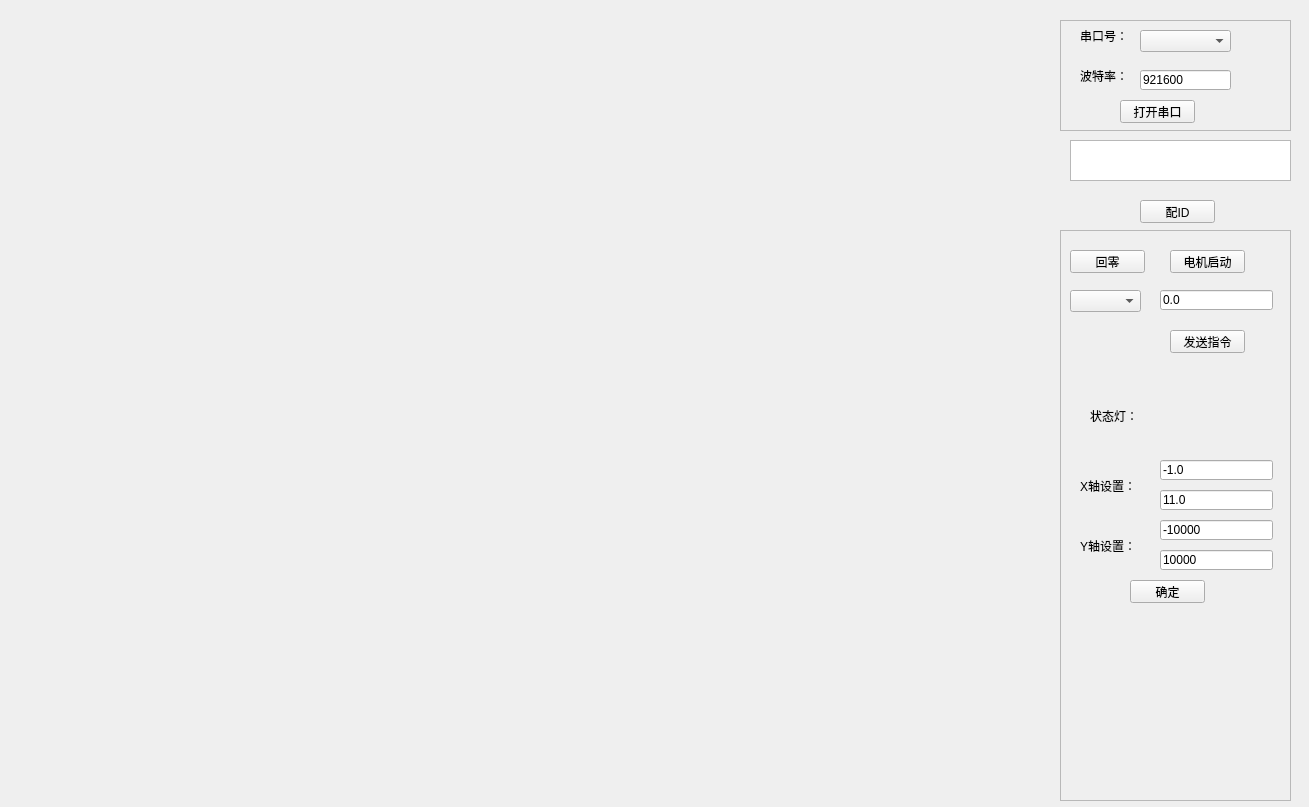
This is SerialPort/widget.ui in suang21century/QT_UartDriver as Qt 5 draws it before an edit. The edited form follows.
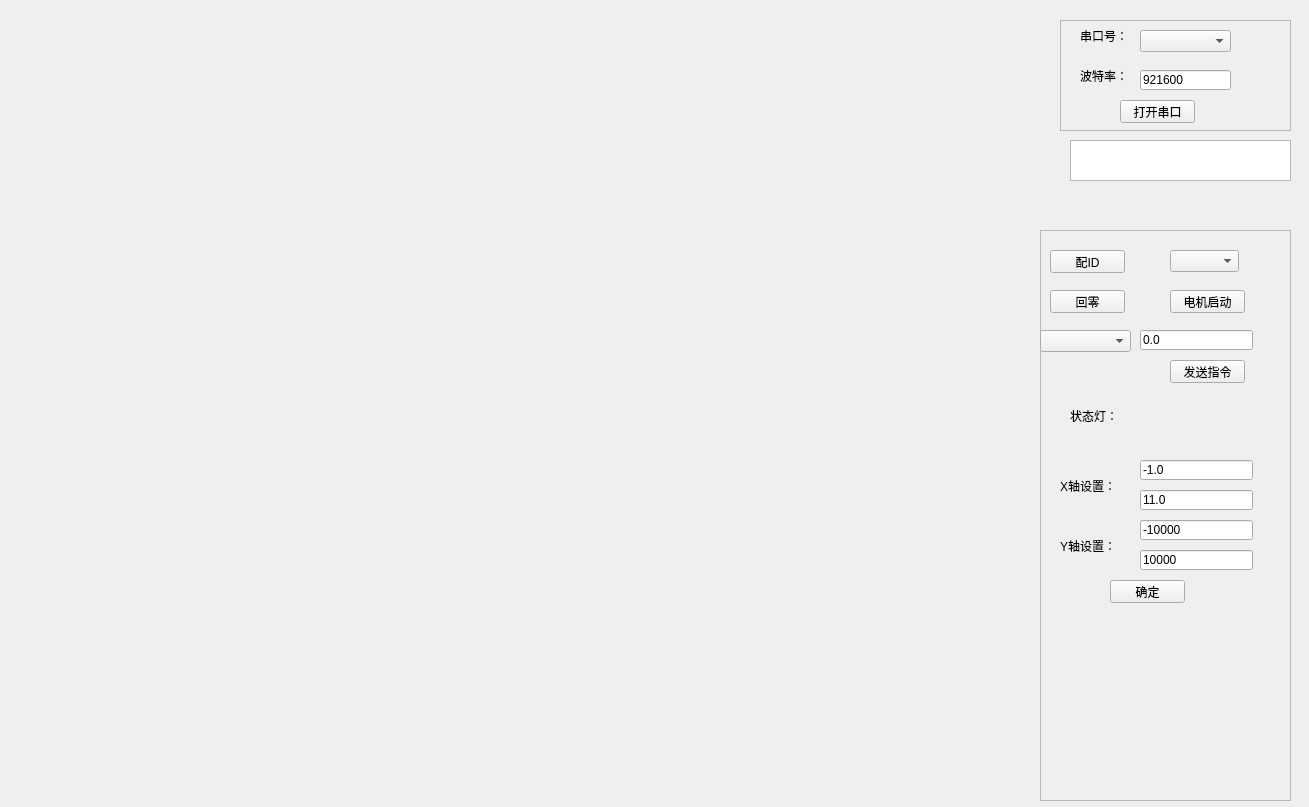
This is the edited form.

```diff
--- a/SerialPort/widget.ui
+++ b/SerialPort/widget.ui
@@ -104,9 +104,9 @@
   <widget class="QFrame" name="frame_2">
    <property name="geometry">
     <rect>
-     <x>1060</x>
+     <x>1040</x>
      <y>230</y>
-     <width>231</width>
+     <width>251</width>
      <height>571</height>
     </rect>
    </property>
@@ -120,7 +120,7 @@
     <property name="geometry">
      <rect>
       <x>10</x>
-      <y>20</y>
+      <y>60</y>
       <width>75</width>
       <height>23</height>
      </rect>
@@ -132,8 +132,8 @@
    <widget class="QPushButton" name="pushButton_on">
     <property name="geometry">
      <rect>
-      <x>110</x>
-      <y>20</y>
+      <x>130</x>
+      <y>60</y>
       <width>75</width>
       <height>23</height>
      </rect>
@@ -146,7 +146,7 @@
     <property name="geometry">
      <rect>
       <x>100</x>
-      <y>60</y>
+      <y>100</y>
       <width>113</width>
       <height>20</height>
      </rect>
@@ -158,8 +158,8 @@
    <widget class="QPushButton" name="pushButton_send">
     <property name="geometry">
      <rect>
-      <x>110</x>
-      <y>100</y>
+      <x>130</x>
+      <y>130</y>
       <width>75</width>
       <height>23</height>
      </rect>
@@ -171,9 +171,9 @@
    <widget class="QComboBox" name="comboBox_type">
     <property name="geometry">
      <rect>
-      <x>10</x>
-      <y>60</y>
-      <width>71</width>
+      <x>0</x>
+      <y>100</y>
+      <width>91</width>
       <height>22</height>
      </rect>
     </property>
@@ -296,8 +296,8 @@
   <widget class="QPushButton" name="pushButton_id">
    <property name="geometry">
     <rect>
-     <x>1140</x>
-     <y>200</y>
+     <x>1050</x>
+     <y>250</y>
      <width>75</width>
      <height>23</height>
     </rect>
@@ -306,6 +306,19 @@
     <string>配ID</string>
    </property>
   </widget>
+  <widget class="QComboBox" name="comboBox_id">
+   <property name="geometry">
+    <rect>
+     <x>1170</x>
+     <y>250</y>
+     <width>69</width>
+     <height>22</height>
+    </rect>
+   </property>
+   <property name="currentText">
+    <string/>
+   </property>
+  </widget>
  </widget>
  <layoutdefault spacing="6" margin="11"/>
  <resources/>
```
